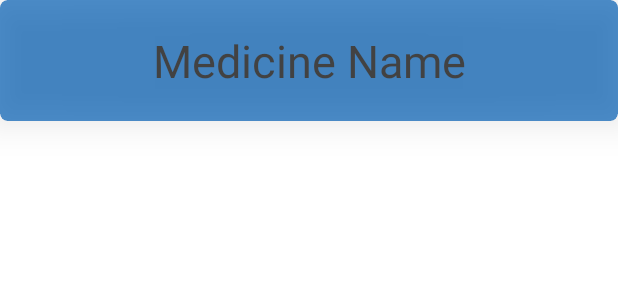
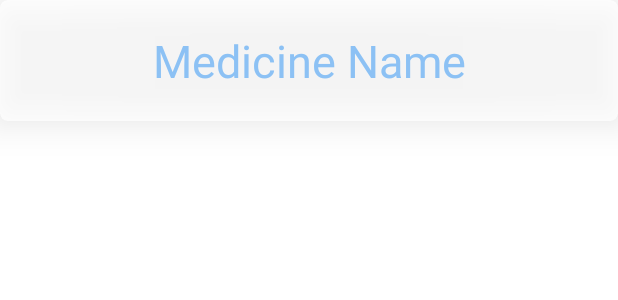
Before and after one commit to Shubhamj08/My_Medications, an Android app: the layout medication_item_view.xml on its own in the app's theme, with its tools: preview values and no code run, on a phone screen of 412 x 824 dp. Shown: the top 300 px of the screen. Run offline under Robolectric (Android 15) with nearby library versions, the phone set to English and light mode, and no system bars; Roboto replaces fonts that are not available here.

```diff
--- a/app/src/main/res/layout/medication_item_view.xml
+++ b/app/src/main/res/layout/medication_item_view.xml
@@ -21,8 +21,8 @@
         android:layout_height="wrap_content"
         android:layout_marginBottom="4dp"
         android:alpha="0.7"
-        android:background="@android:drawable/dialog_holo_light_frame"
-        app:cardBackgroundColor="@color/colorPrimaryDark"
+        style="?android:attr/buttonBarButtonStyle"
+        android:background="@android:drawable/dialog_holo_dark_frame"
         app:cardCornerRadius="5dp"
         app:cardElevation="15dp">
 
@@ -43,6 +43,7 @@
                 android:padding="20dp"
                 android:textAlignment="center"
                 android:textSize="30sp"
+                android:textColor="@color/colorPrimaryLight"
                 app:medicineNameFormatted="@{medicine}"
                 tools:text="Medicine Name" />
 
```
